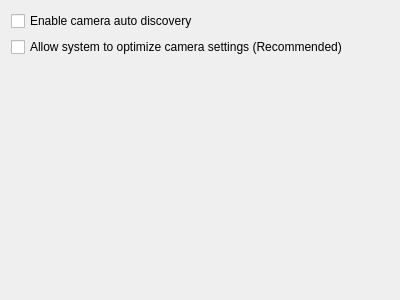
The window that client/src/ui/widgets/settings/camera_management_widget.ui (networkoptix/nx_open) describes before a commit, drawn with Qt 5.
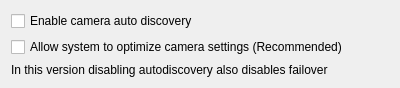
The same window after the commit.

Commit message:
(Issue #4126) :  failover + auto discovery warning
<==== Mercurial data ====>
Branch: master

```diff
--- a/client/src/ui/widgets/settings/camera_management_widget.ui
+++ b/client/src/ui/widgets/settings/camera_management_widget.ui
@@ -7,13 +7,13 @@
     <x>0</x>
     <y>0</y>
     <width>400</width>
-    <height>300</height>
+    <height>85</height>
    </rect>
   </property>
   <property name="windowTitle">
    <string/>
   </property>
-  <layout class="QVBoxLayout" name="verticalLayout">
+  <layout class="QVBoxLayout" name="verticalLayout" stretch="0,0,0,1">
    <item>
     <widget class="QCheckBox" name="autoDiscoveryCheckBox">
      <property name="text">
@@ -31,6 +31,20 @@
      </property>
     </widget>
    </item>
+   <item>
+    <layout class="QHBoxLayout" name="horizontalLayout" stretch="1,0">
+     <item>
+      <widget class="QLabel" name="failoverWarningLabel">
+       <property name="text">
+        <string>In this version disabling autodiscovery also disables failover</string>
+       </property>
+      </widget>
+     </item>
+     <item>
+      <widget class="QLabel" name="spacerLabel"/>
+     </item>
+    </layout>
+   </item>
    <item>
     <spacer name="verticalSpacer">
      <property name="orientation">
```
The commit also changes 3 other files.
